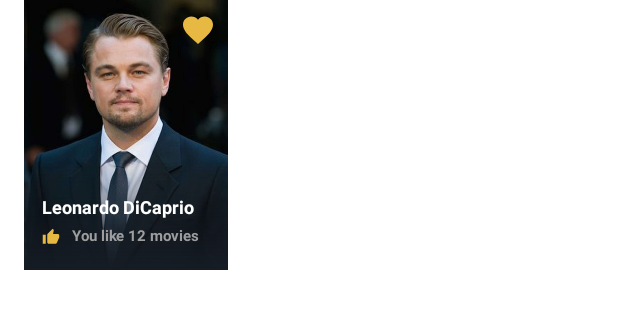
After one commit to waewaee/The-Movie-App, an Android app: the layout view_item_best_actor.xml on its own in the app's theme, with its tools: preview values and no code run, on a phone screen of 412 x 824 dp. The commit adds this screen. Shown: the top 309 px of the screen. Run offline under Robolectric (Android 15) with nearby library versions, the phone set to English and light mode, and no system bars.

Commit message:
best actors section and ui polish

```diff
--- a/app/src/main/res/drawable/gradient_banner.xml
+++ b/app/src/main/res/drawable/gradient_actor.xml
@@ -2,8 +2,8 @@
 <shape xmlns:android="http://schemas.android.com/apk/res/android">
     <gradient
         android:startColor="@android:color/transparent"
-        android:endColor="@color/colorPrimary"
+        android:endColor="@color/colorPrimaryDark"
         android:angle="270"
         android:centerColor="@android:color/transparent"
-        android:centerY="0.7"/>
+        android:centerY="0.6"/>
 </shape>
--- /dev/null
+++ b/app/src/main/res/drawable/ic_baseline_favorite_white_24dp.xml
@@ -0,0 +1,5 @@
+<vector android:height="24dp" android:tint="#FFFFFF"
+    android:viewportHeight="24" android:viewportWidth="24"
+    android:width="24dp" xmlns:android="http://schemas.android.com/apk/res/android">
+    <path android:fillColor="@android:color/white" android:pathData="M12,21.35l-1.45,-1.32C5.4,15.36 2,12.28 2,8.5 2,5.42 4.42,3 7.5,3c1.74,0 3.41,0.81 4.5,2.09C13.09,3.81 14.76,3 16.5,3 19.58,3 22,5.42 22,8.5c0,3.78 -3.4,6.86 -8.55,11.54L12,21.35z"/>
+</vector>
--- /dev/null
+++ b/app/src/main/res/drawable/ic_baseline_thumb_up_white_24dp.xml
@@ -0,0 +1,5 @@
+<vector android:height="24dp" android:tint="#FFFFFF"
+    android:viewportHeight="24" android:viewportWidth="24"
+    android:width="24dp" xmlns:android="http://schemas.android.com/apk/res/android">
+    <path android:fillColor="@android:color/white" android:pathData="M1,21h4L5,9L1,9v12zM23,10c0,-1.1 -0.9,-2 -2,-2h-6.31l0.95,-4.57 0.03,-0.32c0,-0.41 -0.17,-0.79 -0.44,-1.06L14.17,1 7.59,7.59C7.22,7.95 7,8.45 7,9v10c0,1.1 0.9,2 2,2h9c0.83,0 1.54,-0.5 1.84,-1.22l3.02,-7.05c0.09,-0.23 0.14,-0.47 0.14,-0.73v-2z"/>
+</vector>
--- a/app/src/main/res/layout/view_item_banner.xml
+++ b/app/src/main/res/layout/view_item_banner.xml
@@ -38,6 +38,7 @@
             android:backgroundTint="@color/colorAccent"
             style="@style/Widget.MaterialComponents.Button.Icon"
             app:icon="@drawable/ic_baseline_play_arrow_black_24dp"
+            app:iconTint="@color/black"
             app:cornerRadius="@dimen/margin_large"
             app:iconPadding="0dp"
             android:insetTop="0dp"
--- /dev/null
+++ b/app/src/main/res/layout/view_item_best_actor.xml
@@ -0,0 +1,64 @@
+<?xml version="1.0" encoding="utf-8"?>
+<RelativeLayout xmlns:android="http://schemas.android.com/apk/res/android"
+    android:layout_width="@dimen/width_best_actor"
+    android:layout_height="@dimen/height_best_actor"
+    xmlns:app="http://schemas.android.com/apk/res-auto"
+    android:layout_marginStart="@dimen/margin_medium_2">
+
+    <androidx.appcompat.widget.AppCompatImageView
+        android:id="@+id/ivBestActor"
+        android:layout_width="match_parent"
+        android:layout_height="match_parent"
+        app:srcCompat="@drawable/leonardo_dicaprio_image"
+        android:scaleType="centerCrop"/>
+
+    <View
+        android:layout_width="match_parent"
+        android:layout_height="match_parent"
+        android:background="@drawable/gradient_actor"/>
+
+    <androidx.appcompat.widget.AppCompatImageView
+        android:id="@+id/btnFavourite"
+        android:layout_width="@dimen/margin_large"
+        android:layout_height="@dimen/margin_large"
+        app:srcCompat="@drawable/ic_baseline_favorite_white_24dp"
+        android:tint="@color/colorAccent"
+        android:layout_alignParentEnd="true"
+        android:layout_marginEnd="@dimen/margin_medium"
+        android:layout_marginTop="@dimen/margin_medium"/>
+
+    <androidx.appcompat.widget.AppCompatImageView
+        android:id="@+id/btnLike"
+        android:layout_width="@dimen/margin_card_medium_2"
+        android:layout_height="@dimen/margin_card_medium_2"
+        app:srcCompat="@drawable/ic_baseline_thumb_up_white_24dp"
+        android:tint="@color/colorAccent"
+        android:layout_alignParentBottom="true"
+        android:layout_marginStart="@dimen/margin_card_medium_2"
+        android:layout_marginBottom="@dimen/margin_medium_2"/>
+
+    <androidx.appcompat.widget.AppCompatTextView
+        android:id="@+id/tvNoOfLikes"
+        android:layout_width="wrap_content"
+        android:layout_height="wrap_content"
+        android:text="You like 12 movies"
+        android:textColor="@color/md_grey_500"
+        android:textSize="@dimen/text_smaller"
+        android:textStyle="bold"
+        android:layout_toEndOf="@id/btnLike"
+        android:layout_alignBottom="@id/btnLike"
+        android:layout_marginStart="@dimen/margin_medium"/>
+
+    <androidx.appcompat.widget.AppCompatTextView
+        android:id="@+id/tvActorName"
+        android:layout_width="wrap_content"
+        android:layout_height="wrap_content"
+        android:text="Leonardo DiCaprio"
+        android:textColor="@color/white"
+        android:textSize="@dimen/text_small"
+        android:textStyle="bold"
+        android:layout_above="@id/btnLike"
+        android:layout_alignStart="@id/btnLike"
+        android:layout_marginBottom="@dimen/margin_card_medium"/>
+
+</RelativeLayout>
--- a/app/src/main/res/layout/view_item_movie.xml
+++ b/app/src/main/res/layout/view_item_movie.xml
@@ -10,7 +10,8 @@
         android:layout_width="match_parent"
         android:layout_height="@dimen/height_movie_image"
         app:srcCompat="@drawable/the_amazing_spider_man_image"
-        android:scaleType="centerCrop"/>
+        android:scaleType="centerCrop"
+        android:foreground="#26000000"/>
 
     <androidx.appcompat.widget.AppCompatTextView
         android:id="@+id/tvMovieName"
--- a/app/src/main/res/layout/view_item_showcase.xml
+++ b/app/src/main/res/layout/view_item_showcase.xml
@@ -3,7 +3,7 @@
     android:layout_width="@dimen/width_showcase"
     android:layout_height="@dimen/height_showcase"
     android:layout_marginStart="@dimen/margin_medium_2"
-    android:layout_marginVertical="@dimen/margin_medium_2"
+    android:layout_marginVertical="@dimen/margin_card_medium_2"
     xmlns:app="http://schemas.android.com/apk/res-auto">
 
     <androidx.appcompat.widget.AppCompatImageView
@@ -24,6 +24,7 @@
         android:elevation="@dimen/margin_medium"
         style="@style/Widget.MaterialComponents.Button.Icon"
         app:icon="@drawable/ic_baseline_play_arrow_black_24dp"
+        app:iconTint="@color/black"
         app:cornerRadius="@dimen/margin_large"
         app:iconPadding="0dp"
         android:insetTop="0dp"
--- a/app/src/main/res/values/dimens.xml
+++ b/app/src/main/res/values/dimens.xml
@@ -39,5 +39,7 @@
     <dimen name="height_check_movie_show_time">180dp</dimen>
     <dimen name="width_showcase">240dp</dimen>
     <dimen name="height_showcase">180dp</dimen>
+    <dimen name="width_best_actor">136dp</dimen>
+    <dimen name="height_best_actor">180dp</dimen>
 
 </resources>
--- a/app/src/main/res/values/strings.xml
+++ b/app/src/main/res/values/strings.xml
@@ -7,4 +7,6 @@
     <string name="lbl_see_more"><u>SEE MORE</u></string>
     <string name="lbl_showcases">SHOWCASES</string>
     <string name="lbl_more_showcases"><u>MORE SHOWCASES</u></string>
+    <string name="lbl_best_actors">BEST ACTORS</string>
+    <string name="lbl_more_actors"><u>MORE ACTORS</u></string>
 </resources>
```
Also changed, not shown: app/src/main/java/com/waewaee/themovieapp/adapters/ActorAdapter.kt (added, +22 -0 lines), app/src/main/java/com/waewaee/themovieapp/views/holders/ActorViewHolder.kt (added, +7 -0 lines), app/src/main/res/layout/activity_main.xml (+9 -1 lines), app/src/main/res/layout/view_pod_actor_list.xml (added, +40 -0 lines), app/src/main/res/drawable-xxxhdpi/heart_filled_small.png (added), app/src/main/res/drawable-xxxhdpi/heart_outlined_small.png (added), app/src/main/res/drawable-xxxhdpi/leonardo_dicaprio_image.jpg (added).
